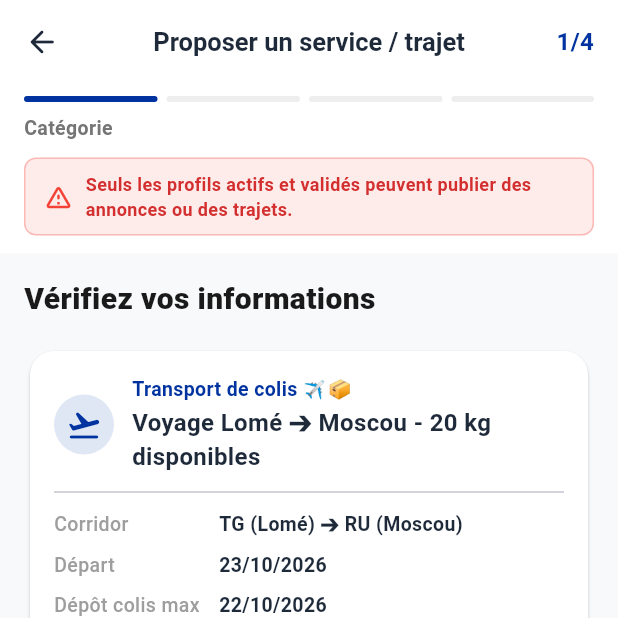
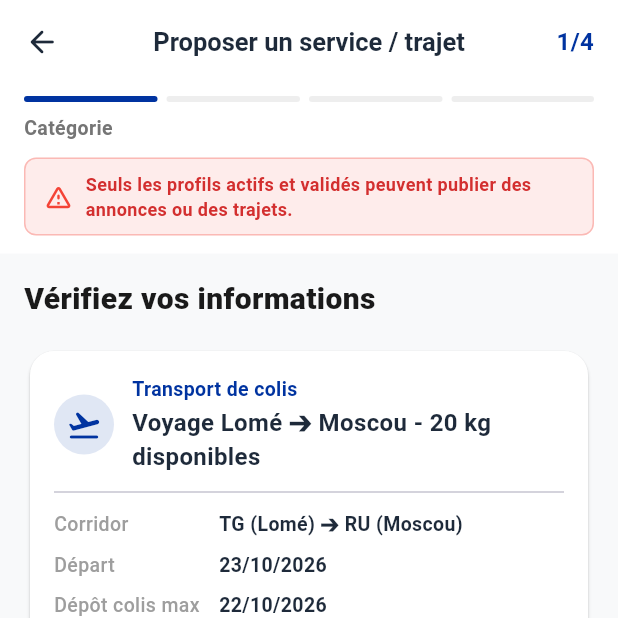
Before and after one commit to 1Edmond/Diaspora_Mobile, a Flutter app: the CreateListingWizardScreen screen opened by its route, swiped to page 4, on a phone screen of 412 x 824 dp, the top half of it. Run offline on Flutter 3.47's test engine with Material 3 defaults, Android fonts, the phone set to English and light mode, and no system bars; our stand-ins replace app_links, audioplayers, dio, emoji_picker_flutter, file_picker, firebase_core and 12 more; missing offline and left inert: cryptography, record; accounts and stored records are empty; network calls fail.

Commit message:
feat(mobile): load marketplace categories dynamically from API and toggle parcel fields with config ID

```diff
--- a/lib/core/config/app_config.dart
+++ b/lib/core/config/app_config.dart
@@ -16,4 +16,7 @@ class AppConfig {
 
   static const appName = 'Diaspora';
   static const defaultLocale = 'fr';
+  static String parcelTransportCategoryId =
+      '019248a0-6b3a-7182-9a84-7c6d9e0f1234';
+  static List<String> supportedLocales = ['fr', 'en', 'ru'];
 }
--- a/lib/core/config/feature_flags.dart
+++ b/lib/core/config/feature_flags.dart
@@ -7,19 +7,34 @@ class FeatureFlags {
   FeatureFlags._();
 
   // ===========================================================================
-  // MODULE SWITCHES (Modifiables directement dans le code)
+  // MODULE SWITCHES (Modifiables directement dans le code ou via bootstrap)
   // ===========================================================================
-  static const bool enableWallet = true;
-  static const bool enableDocuments = true;
-  static const bool enableMarketplace = true;
-  static const bool enableProcedures = false;
-  static const bool enableChat = true;
-  static const bool enableCommunity = false;
-  static const bool enableCommittee = false;
-  static const bool enableFreelance = false;
-  static const bool enableServices = true;
-  static const bool enableProfile = true;
-  static const bool enableSettings = true;
+  static bool enableWallet = true;
+  static bool enableDocuments = true;
+  static bool enableMarketplace = true;
+  static bool enableProcedures = false;
+  static bool enableChat = true;
+  static bool enableCommunity = false;
+  static bool enableCommittee = false;
+  static bool enableFreelance = false;
+  static bool enableServices = true;
+  static bool enableProfile = true;
+  static bool enableSettings = true;
+
+  /// Met à jour les flags depuis la configuration reçue du serveur.
+  static void updateFromRemote(Map<String, dynamic> remoteFlags) {
+    if (remoteFlags.containsKey('wallet')) enableWallet = remoteFlags['wallet'] == true;
+    if (remoteFlags.containsKey('documents')) enableDocuments = remoteFlags['documents'] == true;
+    if (remoteFlags.containsKey('marketplace')) enableMarketplace = remoteFlags['marketplace'] == true;
+    if (remoteFlags.containsKey('procedures')) enableProcedures = remoteFlags['procedures'] == true;
+    if (remoteFlags.containsKey('chat')) enableChat = remoteFlags['chat'] == true;
+    if (remoteFlags.containsKey('community')) enableCommunity = remoteFlags['community'] == true;
+    if (remoteFlags.containsKey('committee')) enableCommittee = remoteFlags['committee'] == true;
+    if (remoteFlags.containsKey('freelance')) enableFreelance = remoteFlags['freelance'] == true;
+    if (remoteFlags.containsKey('services')) enableServices = remoteFlags['services'] == true;
+    if (remoteFlags.containsKey('profile')) enableProfile = remoteFlags['profile'] == true;
+    if (remoteFlags.containsKey('settings')) enableSettings = remoteFlags['settings'] == true;
+  }
 
   /// Vérifie si l'accès à une route donnée est activé d'après les flags configurés.
   ///
--- a/lib/features/marketplace/presentation/screens/create_listing_wizard_screen.dart
+++ b/lib/features/marketplace/presentation/screens/create_listing_wizard_screen.dart
@@ -2,6 +2,7 @@ import 'package:flutter/material.dart';
 import 'package:flutter_animate/flutter_animate.dart';
 import 'package:flutter_riverpod/flutter_riverpod.dart';
 import 'package:go_router/go_router.dart';
+import '../../../../core/config/app_config.dart';
 import '../../../../core/theme/design_system.dart';
 import '../../data/models/availability_slot_model.dart';
 import '../../data/models/marketplace_dtos.dart';
@@ -42,8 +43,8 @@ class _CreateListingWizardScreenState
 
   // Category & Kind
   _ListingKind _kind = _ListingKind.service;
-  ServiceCategory _serviceCategory = ServiceCategory.transport;
-  String _categoryId = 'transport-colis';
+  String _categoryId = AppConfig.parcelTransportCategoryId;
+  String _categoryName = 'Transport de colis';
 
   // Travel / Corridor fields
   final _departureCountryController = TextEditingController(text: 'TG');
@@ -79,35 +80,54 @@ class _CreateListingWizardScreenState
   final List<AvailabilitySlotModel> _availabilitySlots = [];
   bool _isSubmitting = false;
 
-  bool get _isParcelTransport => _serviceCategory == ServiceCategory.transport;
+  bool get _isParcelTransport =>
+      _categoryId.toLowerCase() == AppConfig.parcelTransportCategoryId.toLowerCase() ||
+      _categoryName.toLowerCase().contains('colis') ||
+      _categoryName.toLowerCase().contains('parcel');
 
-  static const _categoryIcons = {
-    ServiceCategory.transport: Icons.flight_takeoff_rounded,
-    ServiceCategory.housing: Icons.home_rounded,
-    ServiceCategory.translation: Icons.translate_rounded,
-    ServiceCategory.administrativeHelp: Icons.description_rounded,
-    ServiceCategory.groceries: Icons.shopping_basket_rounded,
-    ServiceCategory.tutoring: Icons.school_rounded,
-    ServiceCategory.cleaning: Icons.cleaning_services_rounded,
-    ServiceCategory.repair: Icons.build_rounded,
-    ServiceCategory.other: Icons.more_horiz_rounded,
-  };
-
-  static const _categoryLabels = {
-    ServiceCategory.transport: 'Transport de colis ✈️📦',
-    ServiceCategory.housing: 'Logement & Hébergement',
-    ServiceCategory.translation: 'Traduction & Interprétariat',
-    ServiceCategory.administrativeHelp: 'Démarches & Aide administrative',
-    ServiceCategory.groceries: 'Courses & Achats',
-    ServiceCategory.tutoring: 'Soutien scolaire & Cours',
-    ServiceCategory.cleaning: 'Ménage & Entretien',
-    ServiceCategory.repair: 'Réparation & Bricolage',
-    ServiceCategory.other: 'Autre prestation',
-  };
+  static IconData _getCategoryIcon(String name, String id) {
+    final lower = name.toLowerCase();
+    if (lower.contains('colis') || lower.contains('parcel') || id.toLowerCase() == AppConfig.parcelTransportCategoryId.toLowerCase()) {
+      return Icons.flight_takeoff_rounded;
+    }
+    if (lower.contains('logement') || lower.contains('hébergement') || lower.contains('housing')) {
+      return Icons.home_rounded;
+    }
+    if (lower.contains('traduction') || lower.contains('translation') || lower.contains('interprétariat')) {
+      return Icons.translate_rounded;
+    }
+    if (lower.contains('administrat') || lower.contains('démarche')) {
+      return Icons.description_rounded;
+    }
+    if (lower.contains('course') || lower.contains('achat') || lower.contains('grocer') || lower.contains('shopping')) {
+      return Icons.shopping_basket_rounded;
+    }
+    if (lower.contains('scolaire') || lower.contains('cours') || lower.contains('tutor') || lower.contains('formation')) {
+      return Icons.school_rounded;
+    }
+    if (lower.contains('ménage') || lower.contains('entretien') || lower.contains('clean')) {
+      return Icons.cleaning_services_rounded;
+    }
+    if (lower.contains('réparation') || lower.contains('bricolage') || lower.contains('repair') || lower.contains('handyman')) {
+      return Icons.build_rounded;
+    }
+    if (lower.contains('informatique') || lower.contains('numérique') || lower.contains('it ') || lower.contains('tech')) {
+      return Icons.computer_rounded;
+    }
+    if (lower.contains('santé') || lower.contains('médical') || lower.contains('health')) {
+      return Icons.health_and_safety_rounded;
+    }
+    if (lower.contains('restauration') || lower.contains('événement') || lower.contains('traiteur') || lower.contains('catering')) {
+      return Icons.restaurant_rounded;
+    }
+    return Icons.category_rounded;
+  }
 
   @override
   void initState() {
     super.initState();
+    _categoryId = AppConfig.parcelTransportCategoryId;
+    _categoryName = 'Transport de colis';
     _departureDate = DateTime.now().add(const Duration(days: 7));
     _arrivalDate = DateTime.now().add(const Duration(days: 8));
     _pickupDeadline = DateTime.now().add(const Duration(days: 6));
@@ -252,7 +272,7 @@ class _CreateListingWizardScreenState
         country: _isParcelTransport
             ? _departureCountryController.text.trim().toUpperCase()
             : (_countryController.text.trim().isEmpty ? null : _countryController.text.trim().toUpperCase()),
-        serviceCategory: _serviceCategory,
+        serviceCategory: _isParcelTransport ? ServiceCategory.transport : null,
         priceType: _isParcelTransport ? PriceType.fixed : _priceType,
         serviceScope: _serviceScope,
         allowedDepartments: _serviceScope == ServiceScope.departmentList
@@ -554,18 +574,47 @@ class _CreateListingWizardScreenState
             ),
           ),
           const SizedBox(height: 16),
-          // Grid of Categories
-          ...ServiceCategory.values.map((cat) {
-            final isSelected = _serviceCategory == cat;
-            final isTransport = cat == ServiceCategory.transport;
+          // Dynamic Categories from API
+          Consumer(
+            builder: (context, ref, _) {
+              final categoriesAsync = ref.watch(marketplaceCategoriesProvider);
+
+              return categoriesAsync.when(
+                loading: () => const Padding(
+                  padding: EdgeInsets.symmetric(vertical: 24),
+                  child: Center(child: CircularProgressIndicator()),
+                ),
+                error: (err, _) => Padding(
+                  padding: const EdgeInsets.symmetric(vertical: 12),
+                  child: Center(
+                    child: TextButton.icon(
+                      onPressed: () => ref.refresh(marketplaceCategoriesProvider),
+                      icon: const Icon(Icons.refresh_rounded),
+                      label: const Text('Réessayer le chargement des catégories'),
+                    ),
+                  ),
+                ),
+                data: (categories) {
+                  if (categories.isEmpty) {
+                    return const Padding(
+                      padding: EdgeInsets.symmetric(vertical: 16),
+                      child: Text('Aucune catégorie disponible'),
+                    );
+                  }
+
+                  return Column(
+                    children: categories.map((cat) {
+                      final isSelected = _categoryId.toLowerCase() == cat.id.toLowerCase() ||
+                          (_categoryId.isEmpty && cat.id.toLowerCase() == AppConfig.parcelTransportCategoryId.toLowerCase());
+                      final icon = _getCategoryIcon(cat.name, cat.id);
 
                       return Padding(
                         padding: const EdgeInsets.only(bottom: 8),
                         child: InkWell(
                           onTap: () {
                             setState(() {
-                    _serviceCategory = cat;
-                    _categoryId = isTransport ? 'transport-colis' : cat.name;
+                              _categoryId = cat.id;
+                              _categoryName = cat.name;
                               _updateDefaultTitle();
                             });
                           },
@@ -591,7 +640,7 @@ class _CreateListingWizardScreenState
                                     shape: BoxShape.circle,
                                   ),
                                   child: Icon(
-                          _categoryIcons[cat] ?? Icons.category_rounded,
+                                    icon,
                                     color: isSelected ? AppColors.primary : (isDark ? Colors.white70 : Colors.grey[700]),
                                     size: 20,
                                   ),
@@ -599,7 +648,7 @@ class _CreateListingWizardScreenState
                                 const SizedBox(width: 12),
                                 Expanded(
                                   child: Text(
-                          _categoryLabels[cat] ?? cat.name,
+                                    cat.name,
                                     style: TextStyle(
                                       fontSize: 14,
                                       fontWeight: isSelected ? FontWeight.w700 : FontWeight.w500,
@@ -616,7 +665,12 @@ class _CreateListingWizardScreenState
                           ),
                         ),
                       );
-          }),
+                    }).toList(),
+                  );
+                },
+              );
+            },
+          ),
 
           // If Transport de colis is selected -> Corridor fields unlocked directly
           if (_isParcelTransport) ...[
@@ -1129,7 +1183,7 @@ class _CreateListingWizardScreenState
                           shape: BoxShape.circle,
                         ),
                         child: Icon(
-                          _categoryIcons[_serviceCategory] ?? Icons.category_rounded,
+                          _getCategoryIcon(_categoryName, _categoryId),
                           color: AppColors.primary,
                         ),
                       ),
@@ -1139,7 +1193,7 @@ class _CreateListingWizardScreenState
                           crossAxisAlignment: CrossAxisAlignment.start,
                           children: [
                             Text(
-                              _categoryLabels[_serviceCategory] ?? _serviceCategory.name,
+                              _categoryName,
                               style: TextStyle(
                                 fontSize: 13,
                                 fontWeight: FontWeight.w600,
--- a/lib/features/marketplace/presentation/widgets/filter_bottom_sheet.dart
+++ b/lib/features/marketplace/presentation/widgets/filter_bottom_sheet.dart
@@ -1,6 +1,7 @@
 import 'package:flutter/material.dart';
 import 'package:flutter_animate/flutter_animate.dart';
 import 'package:flutter_riverpod/flutter_riverpod.dart';
+import '../../../../core/config/app_config.dart';
 import '../../../../core/theme/design_system.dart';
 import '../../domain/entities/enums.dart';
 import '../controllers/marketplace_providers.dart';
@@ -27,7 +28,8 @@ class _FilterBottomSheetState extends ConsumerState<FilterBottomSheet> {
   bool get _isParcelTransport {
     if (_selectedCategoryId == null) return false;
     final cat = _selectedCategoryId!.toLowerCase();
-    return cat == 'transport' ||
+    return cat == AppConfig.parcelTransportCategoryId.toLowerCase() ||
+        cat == 'transport' ||
         cat == 'transport-colis' ||
         cat.contains('colis') ||
         cat.contains('transport');
--- a/lib/main.dart
+++ b/lib/main.dart
@@ -16,6 +16,7 @@ import 'features/notifications/data/services/firebase_messaging_service.dart';
 import 'features/notifications/presentation/providers/sse_provider.dart';
 import 'features/notifications/presentation/providers/notifications_providers.dart';
 import 'features/documents/data/local_storage/document_local_storage.dart';
+import 'core/services/bootstrap_service.dart';
 import 'core/theme/theme_provider.dart';
 
 void main() async {
@@ -36,6 +37,7 @@ void main() async {
   await DocumentLocalStorage.initialize();
 
   configureDependencies();
+  await BootstrapService.initialize();
 
   final firebaseMessagingService = getIt<FirebaseMessagingService>();
   if (Firebase.apps.isNotEmpty) {
```
Also changed, not shown: lib/core/network/dio_client.dart (+29 -0 lines), lib/core/network/mock_api.dart (+19 -2 lines), lib/core/services/bootstrap_service.dart (added, +50 -0 lines), 2 other files. Lines whose indentation alone changed are shown as unchanged.
